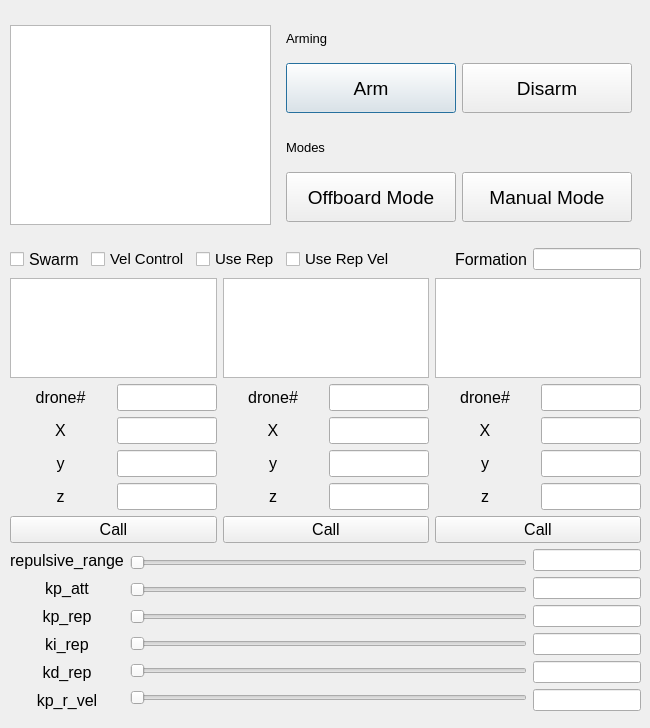
Above: vehicle_monitor.ui from ICSL-hanyang/vehicle_monitor before the change. Below: the same form after it.
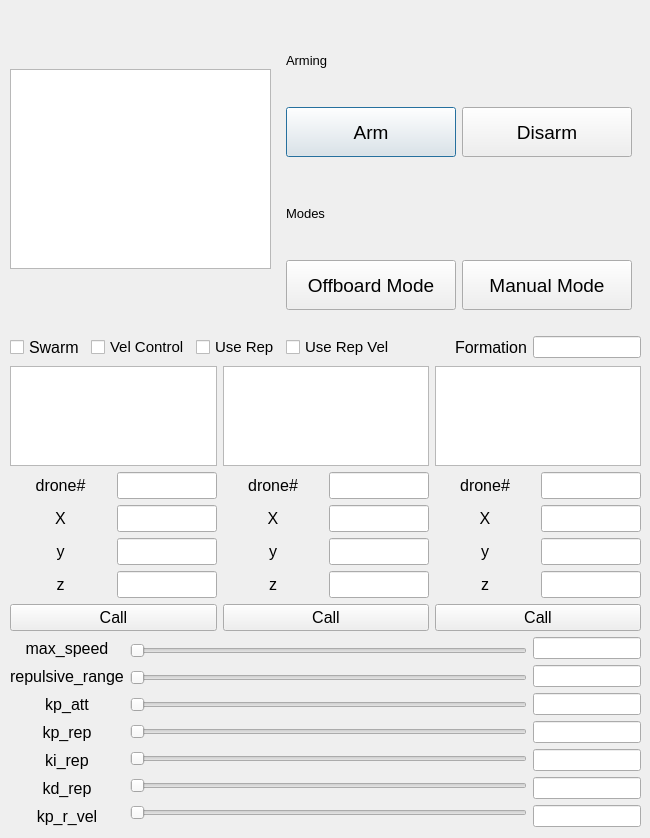
That is the form after the change.

Commit message: param_max_velocity added

What changed in the file:
```diff
--- a/vehicle_monitor.ui
+++ b/vehicle_monitor.ui
@@ -7,7 +7,7 @@
     <x>0</x>
     <y>0</y>
     <width>650</width>
-    <height>728</height>
+    <height>838</height>
    </rect>
   </property>
   <property name="minimumSize">
@@ -25,7 +25,7 @@
      <x>10</x>
      <y>10</y>
      <width>631</width>
-     <height>701</height>
+     <height>817</height>
     </rect>
    </property>
    <layout class="QVBoxLayout" name="verticalLayout_2">
@@ -899,6 +899,21 @@
      <layout class="QHBoxLayout" name="horizontalLayout_9">
       <item>
        <layout class="QVBoxLayout" name="verticalLayout_13">
+        <item>
+         <widget class="QLabel" name="label_22">
+          <property name="font">
+           <font>
+            <pointsize>12</pointsize>
+           </font>
+          </property>
+          <property name="text">
+           <string>max_speed</string>
+          </property>
+          <property name="alignment">
+           <set>Qt::AlignCenter</set>
+          </property>
+         </widget>
+        </item>
         <item>
          <widget class="QLabel" name="label_19">
           <property name="font">
@@ -993,6 +1008,13 @@
       </item>
       <item>
        <layout class="QVBoxLayout" name="verticalLayout_14">
+        <item>
+         <widget class="QSlider" name="horizontalSlider_max_speed">
+          <property name="orientation">
+           <enum>Qt::Horizontal</enum>
+          </property>
+         </widget>
+        </item>
         <item>
          <widget class="QSlider" name="horizontalSlider_rep_range">
           <property name="orientation">
@@ -1039,6 +1061,16 @@
       </item>
       <item>
        <layout class="QVBoxLayout" name="verticalLayout_15">
+        <item>
+         <widget class="QLineEdit" name="lineEdit_max_speed">
+          <property name="sizePolicy">
+           <sizepolicy hsizetype="Fixed" vsizetype="Fixed">
+            <horstretch>0</horstretch>
+            <verstretch>0</verstretch>
+           </sizepolicy>
+          </property>
+         </widget>
+        </item>
         <item>
          <widget class="QLineEdit" name="lineEdit_rep_range">
           <property name="sizePolicy">
```
The commit also changes 1 other file.
